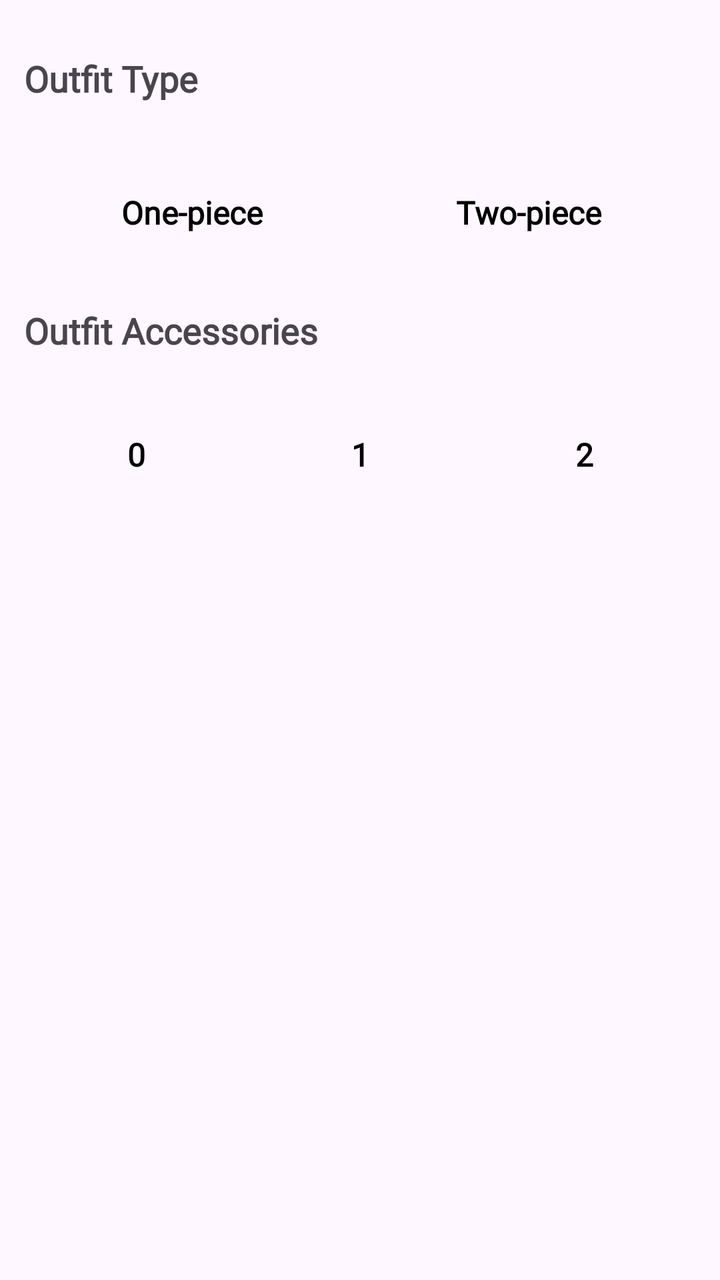
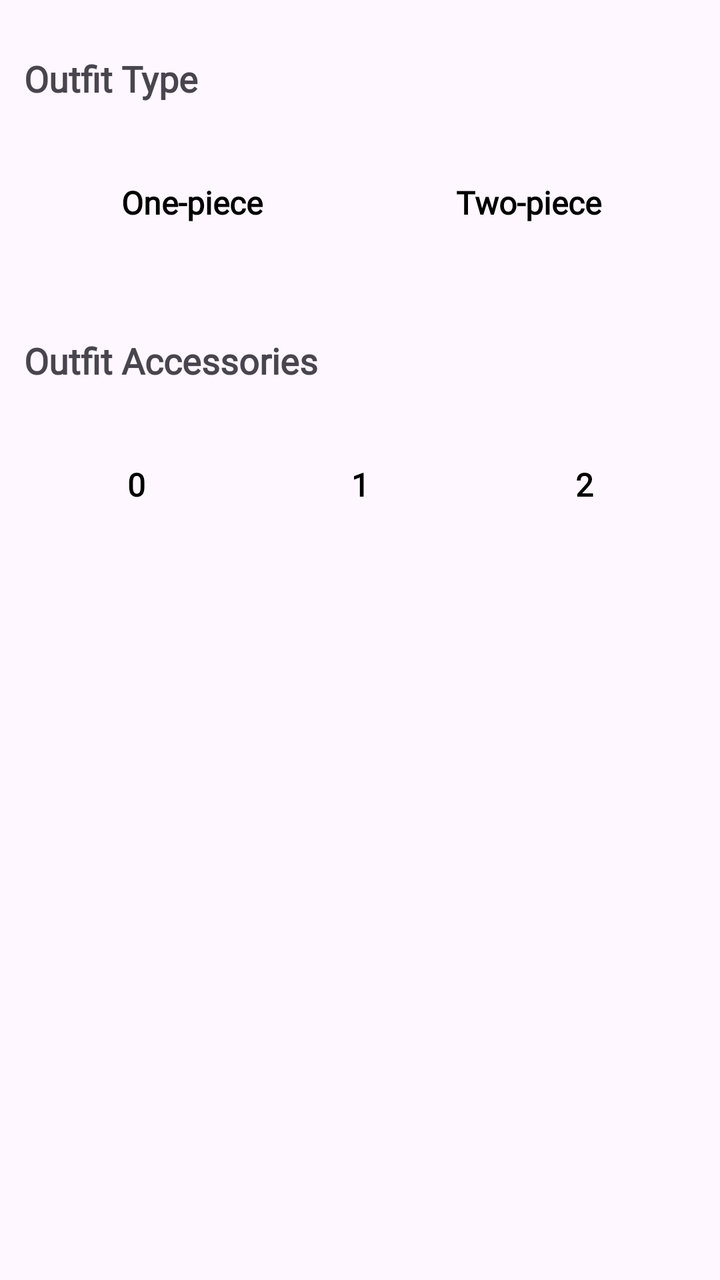

The first picture is an Android layout as it rendered before a commit; the second is the same layout after the commit. The layout source and the unified diff follow.
<!-- AndroidManifest.xml: application theme Theme.StyleWIZ_vol2 -->
<!-- res/layout/type_selector.xml -->
<LinearLayout xmlns:android="http://schemas.android.com/apk/res/android"
    android:id="@+id/typeContainer"
    android:layout_width="match_parent"
    android:layout_height="match_parent"
    android:orientation="vertical"
    android:layout_margin="20dp"

    android:padding="12dp">

    
    <TextView
        android:layout_width="wrap_content"
        android:layout_height="wrap_content"
        android:text="Outfit Type"
        android:textStyle="bold"
        android:layout_marginTop="15dp"
        android:textSize="18sp"
        android:paddingBottom="8dp"
        android:fontFamily="@font/roboto" />

    <GridLayout
        android:id="@+id/outfitTypeGrid"
        android:layout_width="match_parent"
        android:layout_height="wrap_content"
        android:columnCount="2"
        android:layout_marginTop="20dp"
        android:useDefaultMargins="true"
        android:alignmentMode="alignMargins">

        <TextView
            android:id="@+id/typeOnePiece"
            style="@style/StyleTagText"
            android:layout_height="wrap_content"
            android:tag="one_piece"
            android:text="One-piece"/>

        <TextView
            android:id="@+id/typeTwoPiece"
            style="@style/StyleTagText"
            android:layout_height="wrap_content"
            android:tag="two_piece"
            android:text="Two-piece" />
    </GridLayout>

    
    <TextView
        android:layout_width="wrap_content"
        android:layout_height="wrap_content"
        android:text="Outfit Accessories"
        android:textStyle="bold"
        android:textSize="18sp"
        android:layout_marginTop="20dp"
        android:paddingBottom="8dp"
        android:fontFamily="@font/roboto" />

    <GridLayout
        android:id="@+id/accessoriesGrid"
        android:layout_width="match_parent"
        android:layout_height="wrap_content"
        android:columnCount="3"
        android:layout_marginTop="15dp"
        android:useDefaultMargins="true"
        android:alignmentMode="alignMargins">

        <TextView
            android:id="@+id/accessories0"
            style="@style/StyleTagText"
            android:layout_height="wrap_content"
            android:tag="0"
            android:text="0" />

        <TextView
            android:id="@+id/accessories1"
            style="@style/StyleTagText"
            android:tag="1"
            android:text="1" />

        <TextView
            android:id="@+id/accessories2"
            style="@style/StyleTagText"
            android:tag="2"
            android:text="2" />
    </GridLayout>

</LinearLayout>
<!-- resources referenced by this layout -->
<resources>
  <style name="StyleTagText">
          <item name="android:layout_width">0dp</item>
          <item name="android:layout_height">0dp</item>
          <item name="android:layout_columnWeight">1</item>
          <item name="android:layout_rowWeight">1</item>
          <item name="android:orientation">vertical</item>
          <item name="android:textColor">#000</item>
          <item name="android:textSize">16sp</item>
          <item name="android:textStyle">bold</item>
          <item name="android:fontFamily">@font/roboto</item>
          
          <item name="android:padding">12dp</item>
          <item name="android:gravity">center</item>
      </style>
  <style name="Theme.StyleWIZ_vol2" parent="Base.Theme.StyleWIZ_vol2" />
  <style name="Base.Theme.StyleWIZ_vol2" parent="Theme.Material3.DayNight.NoActionBar">
          
          
      </style>
</resources>

<!-- the commit's change to res/layout/type_selector.xml (unified diff, before → after) -->
@@ -23,7 +23,7 @@
         android:layout_width="match_parent"
         android:layout_height="wrap_content"
         android:columnCount="2"
-        android:layout_marginTop="20dp"
+        android:layout_marginTop="15dp"
         android:useDefaultMargins="true"
         android:alignmentMode="alignMargins">
 
@@ -49,7 +49,7 @@
         android:text="Outfit Accessories"
         android:textStyle="bold"
         android:textSize="18sp"
-        android:layout_marginTop="20dp"
+        android:layout_marginTop="40dp"
         android:paddingBottom="8dp"
         android:fontFamily="@font/roboto" />
 
